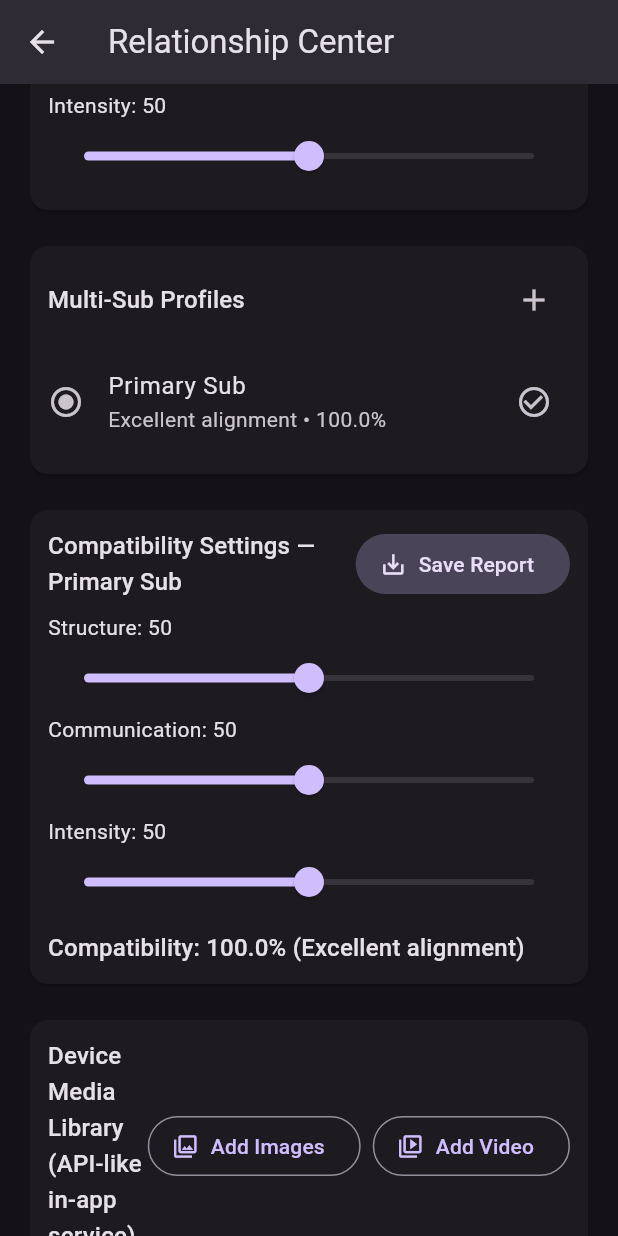
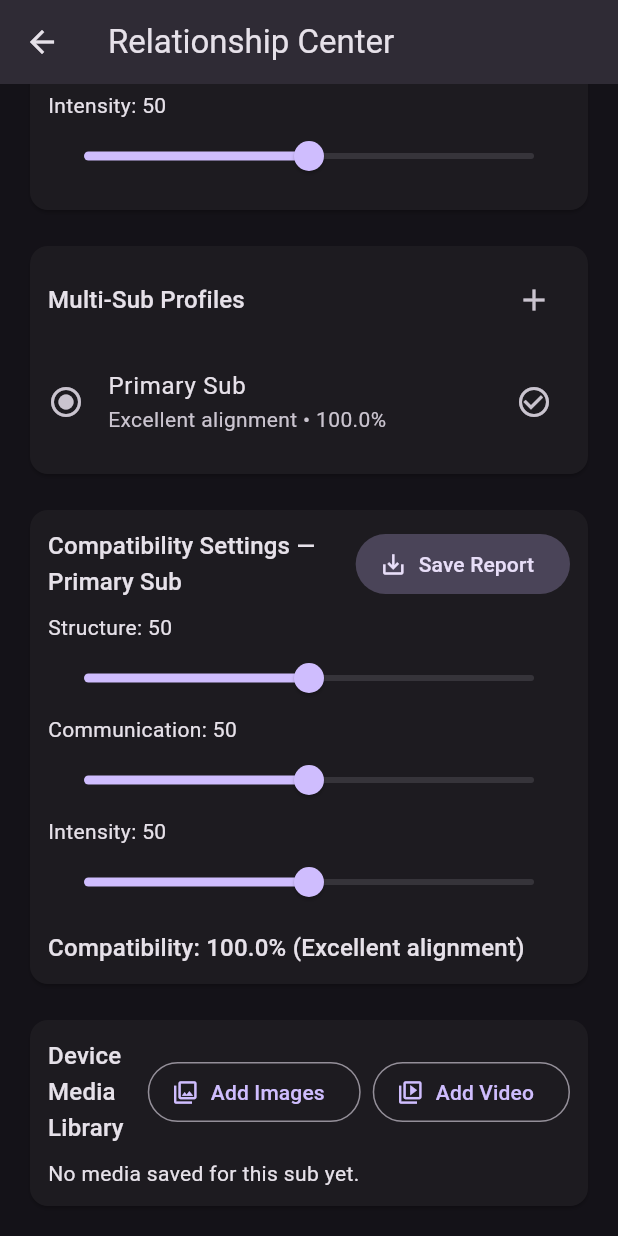
Before and after one commit to lonelydwarffiles/tpeapp, a Flutter app: the RelationshipCenterScreen screen opened directly, scrolled down 196 dp, on a phone screen of 412 x 824 dp. Run offline on Flutter 3.47's test engine with Material 3 defaults, Android fonts, the phone set to English and light mode, and no system bars; our stand-ins replace flutter_blue_plus, flutter_tts, image_picker, shared_preferences, video_player; missing offline and left inert: audio_session, flutter_webrtc, health, mobile_scanner, record, workmanager; accounts and stored records are empty.

Commit message:
Address review feedback for compatibility/media implementation
Agent-Logs-Url: https://github.com/lonelydwarffiles/tpeapp/sessions/00391eaa-a588-489f-a41c-b1f36608b0e8

Co-authored-by: lonelydwarffiles <16337145+lonelydwarffiles@users.noreply.github.com>

```diff
--- a/flutter_app/lib/screens/relationship_center_screen.dart
+++ b/flutter_app/lib/screens/relationship_center_screen.dart
@@ -101,7 +101,7 @@ class RelationshipCenterScreen extends StatelessWidget {
             ),
             const SizedBox(height: 16),
             _Section(
-              title: 'Device Media Library (API-like in-app service)',
+              title: 'Device Media Library',
               trailing: Wrap(
                 spacing: 8,
                 children: [
--- a/flutter_app/lib/services/sub_profile_repository.dart
+++ b/flutter_app/lib/services/sub_profile_repository.dart
@@ -155,13 +155,13 @@ class SubProfileRepository extends ChangeNotifier {
   }
 
   double compatibilityFor(SubProfile sub) {
-    var totalDelta = 0.0;
+    var totalAbsoluteDifference = 0.0;
     for (final metric in metrics) {
       final dom = _domPreferences[metric] ?? 50;
       final target = sub.preferences[metric] ?? 50;
-      totalDelta += (dom - target).abs();
+      totalAbsoluteDifference += (dom - target).abs();
     }
-    final averageDelta = totalDelta / metrics.length;
+    final averageDelta = totalAbsoluteDifference / metrics.length;
     final score = 100 - averageDelta;
     return score.clamp(0, 100);
   }
```
Also changed, not shown: flutter_app/lib/services/device_media_service.dart (+9 -4 lines).
